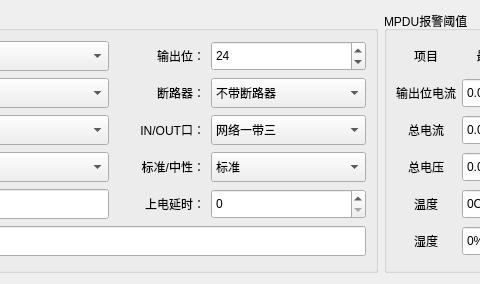
Before: the Qt Designer form MasterCtrlSet/home/home_mpduwid.ui in ChinaClever/PDU-Settings, drawn with Qt 5; both pictures show x 190 to 670 and y 0 to 284 of the 953 by 284 pixel window.
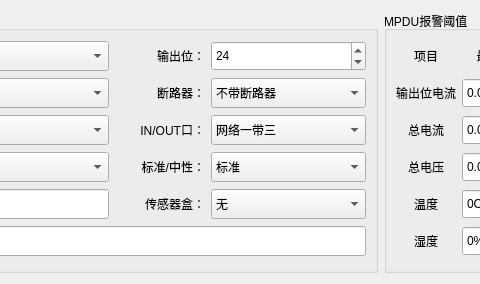
After: the same form once the commit is applied.

Commit message: 增加传感器盒子

```diff
--- a/MasterCtrlSet/home/home_mpduwid.ui
+++ b/MasterCtrlSet/home/home_mpduwid.ui
@@ -436,29 +436,13 @@
          </size>
         </property>
         <property name="text">
-         <string>上电延时：</string>
+         <string>传感器盒：</string>
         </property>
         <property name="alignment">
          <set>Qt::AlignRight|Qt::AlignTrailing|Qt::AlignVCenter</set>
         </property>
        </widget>
       </item>
-      <item row="4" column="3">
-       <widget class="QSpinBox" name="outputSpin_2">
-        <property name="minimumSize">
-         <size>
-          <width>0</width>
-          <height>30</height>
-         </size>
-        </property>
-        <property name="maximum">
-         <number>42</number>
-        </property>
-        <property name="value">
-         <number>0</number>
-        </property>
-       </widget>
-      </item>
       <item row="5" column="0">
        <widget class="QLabel" name="label_9">
         <property name="minimumSize">
@@ -491,6 +475,26 @@
         </property>
        </widget>
       </item>
+      <item row="4" column="3">
+       <widget class="QComboBox" name="envBox">
+        <property name="minimumSize">
+         <size>
+          <width>0</width>
+          <height>30</height>
+         </size>
+        </property>
+        <item>
+         <property name="text">
+          <string>无</string>
+         </property>
+        </item>
+        <item>
+         <property name="text">
+          <string>有</string>
+         </property>
+        </item>
+       </widget>
+      </item>
      </layout>
     </widget>
    </item>
```
The commit also changes 3 other files.
